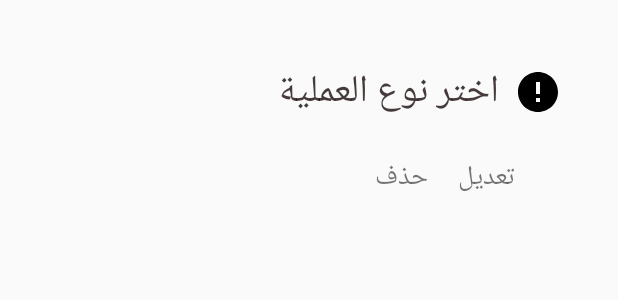
After one commit to SundosAlTamimi/Mini_POS, an Android app: the layout options_dialog_layout.xml on its own in the app's theme, with its tools: preview values and no code run, on a phone screen of 412 x 824 dp. The commit adds this screen. Shown: the top 300 px of the screen. Run offline under Robolectric (Android 15) with nearby library versions, the light colour scheme and no system bars.

Commit message:
edit the quantity adding delete and edit dialogs

```diff
--- /dev/null
+++ b/app/src/main/res/drawable/ic_delete_24dp.xml
@@ -0,0 +1,5 @@
+<vector android:height="24dp" android:tint="#FFFFFF"
+    android:viewportHeight="24.0" android:viewportWidth="24.0"
+    android:width="24dp" xmlns:android="http://schemas.android.com/apk/res/android">
+    <path android:fillColor="#FF000000" android:pathData="M6,19c0,1.1 0.9,2 2,2h8c1.1,0 2,-0.9 2,-2V7H6v12zM19,4h-3.5l-1,-1h-5l-1,1H5v2h14V4z"/>
+</vector>
--- /dev/null
+++ b/app/src/main/res/drawable/ic_edit_24dp.xml
@@ -0,0 +1,5 @@
+<vector android:height="24dp" android:tint="#FFFFFF"
+    android:viewportHeight="24.0" android:viewportWidth="24.0"
+    android:width="24dp" xmlns:android="http://schemas.android.com/apk/res/android">
+    <path android:fillColor="#FF000000" android:pathData="M3,17.25V21h3.75L17.81,9.94l-3.75,-3.75L3,17.25zM20.71,7.04c0.39,-0.39 0.39,-1.02 0,-1.41l-2.34,-2.34c-0.39,-0.39 -1.02,-0.39 -1.41,0l-1.83,1.83 3.75,3.75 1.83,-1.83z"/>
+</vector>
--- /dev/null
+++ b/app/src/main/res/drawable/ic_error_24dp.xml
@@ -0,0 +1,4 @@
+<vector android:height="32dp" android:viewportHeight="24.0"
+    android:viewportWidth="24.0" android:width="32dp" xmlns:android="http://schemas.android.com/apk/res/android">
+    <path android:fillColor="#FF000000" android:pathData="M12,2C6.48,2 2,6.48 2,12s4.48,10 10,10 10,-4.48 10,-10S17.52,2 12,2zM13,17h-2v-2h2v2zM13,13h-2L11,7h2v6z"/>
+</vector>
--- a/app/src/main/res/layout-sw480dp/activity_main.xml
+++ b/app/src/main/res/layout-sw480dp/activity_main.xml
@@ -215,6 +215,7 @@
                             android:layout_height="wrap_content"
                             android:gravity="center"
                             android:text="المجموع قبل الضريبة : 20"
+                            android:textStyle="bold"
                             android:textColor="@color/black"
                             android:textSize="16sp" />
 
@@ -224,6 +225,7 @@
                             android:layout_height="wrap_content"
                             android:gravity="center"
                             android:text="قيمة الضريبة : 5"
+                            android:textStyle="bold"
                             android:textColor="@color/black"
                             android:textSize="16sp" />
 
@@ -233,6 +235,7 @@
                             android:layout_height="wrap_content"
                             android:gravity="center"
                             android:text="الصافي : 25"
+                            android:textStyle="bold"
                             android:textColor="@color/black"
                             android:textSize="16sp" />
 
--- a/app/src/main/res/layout/activity_main.xml
+++ b/app/src/main/res/layout/activity_main.xml
@@ -174,6 +174,7 @@
                             android:layout_height="wrap_content"
                             android:gravity="center"
                             android:text="المجموع قبل الضريبة : 20"
+                            android:textStyle="bold"
                             android:textColor="@color/black"
                             android:textSize="13sp" />
 
@@ -182,6 +183,7 @@
                             android:layout_height="wrap_content"
                             android:gravity="center"
                             android:text="قيمة الضريبة : 5"
+                            android:textStyle="bold"
                             android:textColor="@color/black"
                             android:textSize="13sp" />
 
@@ -190,6 +192,7 @@
                             android:layout_height="wrap_content"
                             android:gravity="center"
                             android:text="الصافي : 25"
+                            android:textStyle="bold"
                             android:textColor="@color/black"
                             android:textSize="13sp" />
 
--- /dev/null
+++ b/app/src/main/res/layout/options_dialog_layout.xml
@@ -0,0 +1,47 @@
+<?xml version="1.0" encoding="utf-8"?>
+<LinearLayout xmlns:android="http://schemas.android.com/apk/res/android"
+    android:layout_width="400dp"
+    android:layout_height="170dp"
+    android:orientation="vertical">
+
+    <TextView
+        android:layout_width="match_parent"
+        android:layout_height="wrap_content"
+        android:layout_marginEnd="25dp"
+        android:drawableEnd="@drawable/ic_error_24dp"
+        android:gravity="start"
+        android:paddingTop="40dp"
+        android:drawablePadding="10dp"
+        android:paddingBottom="10dp"
+        android:text="@string/option_type"
+        android:textColor="@color/black"
+        android:textSize="25sp" />
+
+    <LinearLayout
+        android:layout_width="match_parent"
+        android:layout_height="wrap_content"
+        android:paddingStart="240dp"
+        android:orientation="horizontal">
+
+        <TextView
+            android:id="@+id/options_dialog_delete"
+            android:layout_width="wrap_content"
+            android:layout_height="wrap_content"
+            android:gravity="center"
+            android:padding="10dp"
+            android:text="@string/delete"
+            android:textSize="18sp" />
+
+        <TextView
+            android:id="@+id/options_dialog_edit"
+            android:layout_width="wrap_content"
+            android:layout_height="wrap_content"
+            android:gravity="start"
+            android:padding="10dp"
+            android:layout_gravity="start"
+            android:text="@string/edit"
+            android:textSize="18sp" />
+    </LinearLayout>
+
+
+</LinearLayout>
--- a/app/src/main/res/values/strings.xml
+++ b/app/src/main/res/values/strings.xml
@@ -1,3 +1,11 @@
 <resources>
     <string name="app_name">Mini POS</string>
+
+    <string name="option_type">اختر نوع العملية</string>
+    <string name="delete">حذف</string>
+    <string name="edit">تعديل</string>
+
+    <string name="price">السعر</string>
+    <string name="quantity">الكمية</string>
+
 </resources>
```
Also changed, not shown: app/src/main/java/com/falconssoft/minipos/MainActivity.java (+95 -26 lines), app/src/main/java/com/falconssoft/minipos/Modle/Items.java (+9 -0 lines), app/src/main/java/com/falconssoft/minipos/OrderedListAdapter.java (+9 -9 lines), app/src/main/res/drawable/edit_button.xml (added, +10 -0 lines), app/src/main/res/layout/quantity_dialog.xml (added, +54 -0 lines).
